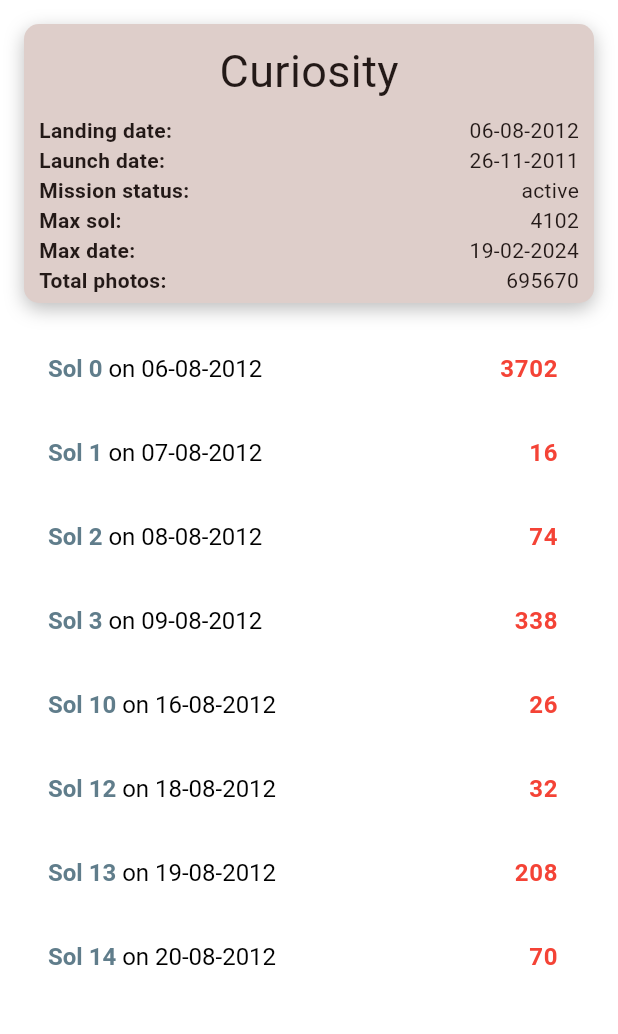
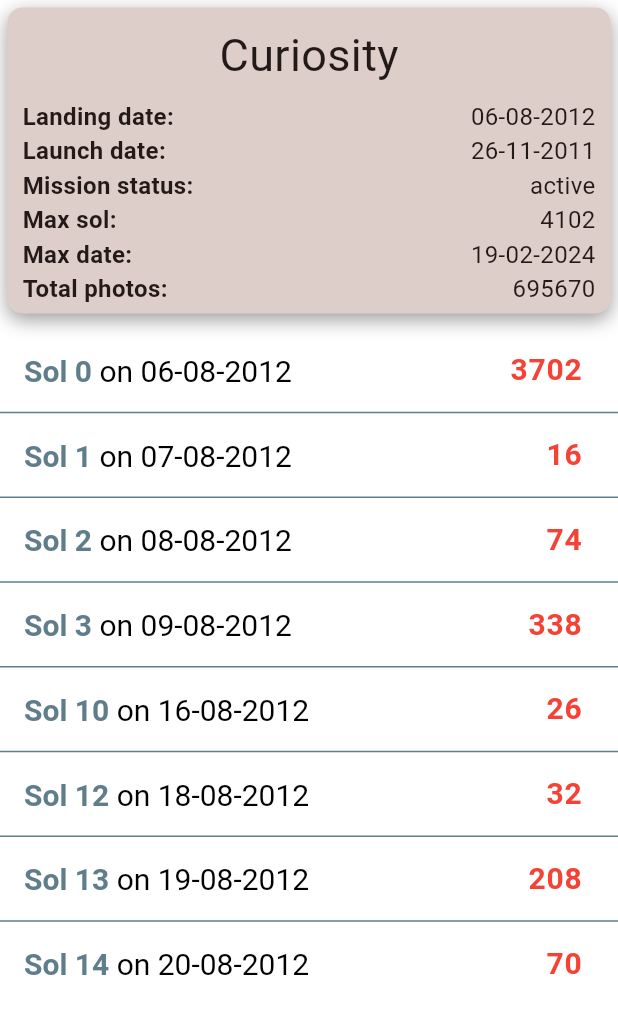
Before and after one commit to Arseid/mars_rovers_api, a Flutter app: the screen it shows after launch, on a phone screen of 412 x 824 dp, the part 84-1118 px from its top. Run offline on Flutter 3.47's test engine with Material 3 defaults, Android fonts, the phone set to English and light mode, and no system bars.

Commit message:
Refactor SolListView and fix styles

```diff
--- a/lib/views/home_screen.dart
+++ b/lib/views/home_screen.dart
@@ -1,7 +1,7 @@
 import 'package:flutter/material.dart';
 import '../widgets/drawer_menu.dart';
 import '../widgets/rover_info_card.dart';
-import '../widgets/sol_list_item.dart';
+import '../widgets/sol_list_view.dart';
 
 class HomeScreen extends StatefulWidget {
   const HomeScreen({super.key});
@@ -52,28 +52,17 @@ class _HomeScreenState extends State<HomeScreen> {
       drawer: DrawerMenu(
         onRoverSelected: _selectRover,
       ),
-      body: Padding(
-        padding: const EdgeInsets.all(16),
-        child: Column(
+      body: Column(
           children: [
-            RoverInfoCard(roverName: selectedRover, info: roverInfo),
-            const SizedBox(height: 16),
+            Padding(padding: const EdgeInsets.all(5),
+            child: RoverInfoCard(roverName: selectedRover, info: roverInfo)
+            ),
+            const SizedBox(height: 5),
             Expanded(
-              child: ListView.builder(
-                itemCount: sols.length,
-                itemBuilder: (context, index) {
-                  final solMap = sols[index];
-                  return SolListItem(
-                    solNumber: solMap['sol'] as int,
-                    date: solMap['date'] as String,
-                    photoCount: solMap['photos'] as int,
-                  );
-                },
-              ),
+              child: SolListView(sols: sols)
             )
           ],
         ),
-      ),
     );
   }
 }
--- a/lib/widgets/drawer_menu.dart
+++ b/lib/widgets/drawer_menu.dart
@@ -29,17 +29,10 @@ class DrawerMenu extends StatelessWidget {
 
           const SizedBox(height: 30),
 
-          const Row(
-            mainAxisAlignment: MainAxisAlignment.center,
-            children: [
-              SizedBox(
-                width: 200,
-                child: Divider(
-                  thickness: 1,
-                  color: Color(0xFFDBC6C0),
-                ),
-              ),
-            ],
+          const Divider(
+            color: Color(0xFFDBC6C0),
+            indent: 25,
+            endIndent: 25,
           ),
 
           const SizedBox(height: 14),
--- a/lib/widgets/rover_info_card.dart
+++ b/lib/widgets/rover_info_card.dart
@@ -12,13 +12,22 @@ class RoverInfoCard extends StatelessWidget {
 
   @override
   Widget build(BuildContext context) {
+    const labelStyle = TextStyle(
+      fontWeight: FontWeight.bold,
+      fontSize: 16,
+    );
+
+    const valueStyle = TextStyle(
+      fontSize: 16,
+    );
+
     return Container(
       padding: const EdgeInsets.fromLTRB(10, 10, 10, 5),
       decoration: BoxDecoration(
         color: const Color(0xFFDECECA),
         borderRadius: BorderRadius.circular(10),
         boxShadow: const [
-          BoxShadow(color: Colors.black26, blurRadius: 10, offset: Offset(0, 4)),
+          BoxShadow(color: Colors.black38, blurRadius: 10, offset: Offset(0, 4)),
         ],
       ),
       child: Column(
@@ -32,20 +41,20 @@ class RoverInfoCard extends StatelessWidget {
             mainAxisAlignment: MainAxisAlignment.spaceBetween,
             children: [
               const Column(crossAxisAlignment: CrossAxisAlignment.start, children: [
-                Text("Landing date:", style: TextStyle(fontWeight: FontWeight.bold)),
-                Text("Launch date:", style: TextStyle(fontWeight: FontWeight.bold)),
-                Text("Mission status:", style: TextStyle(fontWeight: FontWeight.bold)),
-                Text("Max sol:", style: TextStyle(fontWeight: FontWeight.bold)),
-                Text("Max date:", style: TextStyle(fontWeight: FontWeight.bold)),
-                Text("Total photos:", style: TextStyle(fontWeight: FontWeight.bold)),
+                Text("Landing date:", style: labelStyle),
+                Text("Launch date:", style: labelStyle),
+                Text("Mission status:", style: labelStyle),
+                Text("Max sol:", style: labelStyle),
+                Text("Max date:", style: labelStyle),
+                Text("Total photos:", style: labelStyle),
               ]),
               Column(crossAxisAlignment: CrossAxisAlignment.end, children: [
-                Text("${info["landing_date"]}"),
-                Text("${info["launch_date"]}"),
-                Text("${info["status"]}"),
-                Text("${info["max_sol"]}"),
-                Text("${info["max_date"]}"),
-                Text("${info["total_photos"]}"),
+                Text("${info["landing_date"]}", style: valueStyle),
+                Text("${info["launch_date"]}", style: valueStyle),
+                Text("${info["status"]}", style: valueStyle),
+                Text("${info["max_sol"]}", style: valueStyle),
+                Text("${info["max_date"]}", style: valueStyle),
+                Text("${info["total_photos"]}", style: valueStyle),
               ]),
             ],
           ),
--- a/lib/widgets/sol_list_item.dart
+++ b/lib/widgets/sol_list_item.dart
@@ -21,7 +21,7 @@ class SolListItem extends StatelessWidget {
           style: const TextStyle(
             color: Color(0xFF607D8B),
             fontWeight: FontWeight.bold,
-            fontSize: 16,
+            fontSize: 20,
           ),
           children: [
             TextSpan(
@@ -39,7 +39,7 @@ class SolListItem extends StatelessWidget {
         style: const TextStyle(
           color: Colors.red,
           fontWeight: FontWeight.bold,
-          fontSize: 16,
+          fontSize: 20,
         ),
       ),
     );
--- /dev/null
+++ b/lib/widgets/sol_list_view.dart
@@ -0,0 +1,27 @@
+import 'package:flutter/material.dart';
+import 'sol_list_item.dart';
+
+class SolListView extends StatelessWidget {
+  final List<Map<String, dynamic>> sols;
+
+  const SolListView({super.key, required this.sols});
+
+  @override
+  Widget build(BuildContext context) {
+    return ListView.separated(
+      itemCount: sols.length,
+      itemBuilder: (context, index) {
+        final solMap = sols[index];
+        return SolListItem(
+            solNumber: solMap['sol'] as int,
+            date: solMap['date'] as String,
+            photoCount: solMap['photos'] as int,
+          );
+      },
+      separatorBuilder: (context, index) => const Divider(
+        color: Color(0xFF607D8B),
+        height: 0.5,
+      ),
+    );
+  }
+}
```
